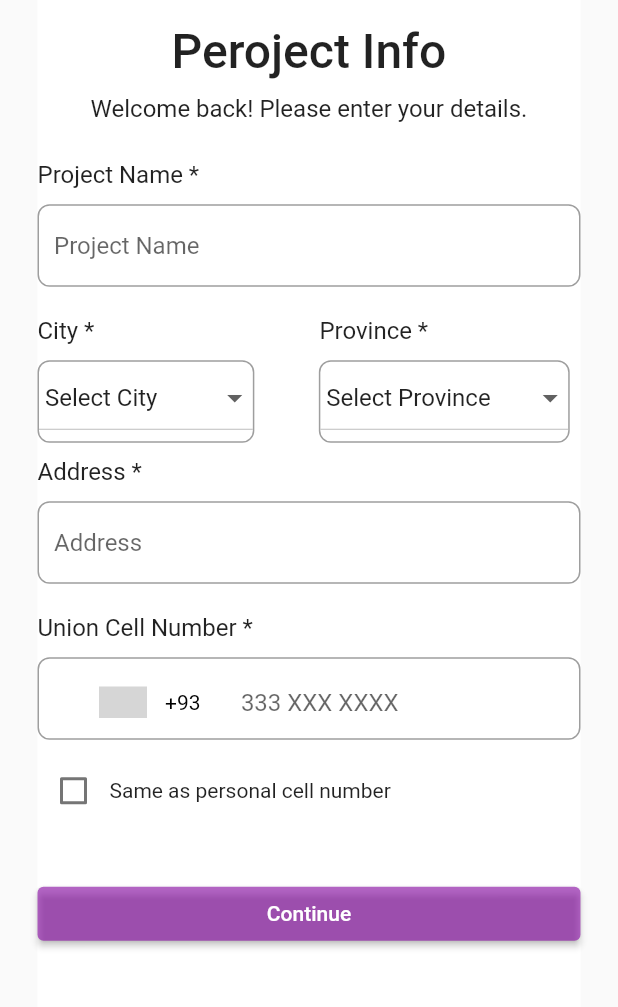
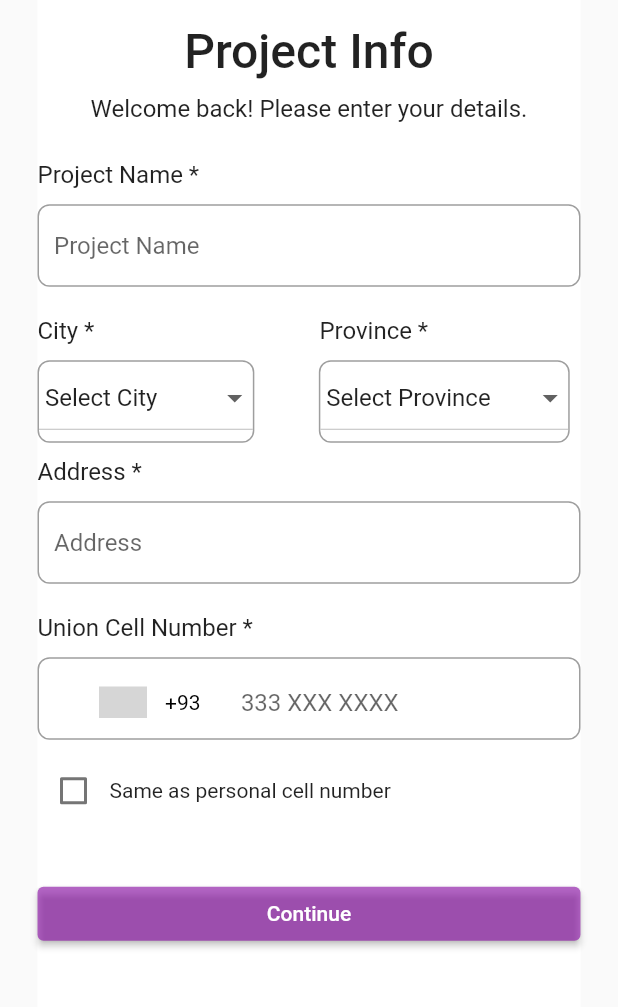
Before and after one commit to Quantum-Paradigm/community_buddy_mobileApp, a Flutter app: the MyProjectInfo screen opened by its route, on a phone screen of 412 x 824 dp, the part 200-1207 px from its top. Run offline on Flutter 3.47's test engine with Material 2 defaults, Android fonts, the phone set to English and light mode, and no system bars; drawn by our look-alikes of intl_phone_number_input; our stand-ins replace pinput; grey boxes are pictures that could not be loaded.

Commit message:
spelling error

```diff
--- a/lib/projectInfo.dart
+++ b/lib/projectInfo.dart
@@ -33,7 +33,7 @@ class _MyProjectInfoState extends State<MyProjectInfo> {
               height: 15,
             ),
             const Text(
-              'Peroject Info',
+              'Project Info',
               style: TextStyle(
                 fontSize: 32,
                 fontWeight: FontWeight.w500,
```
